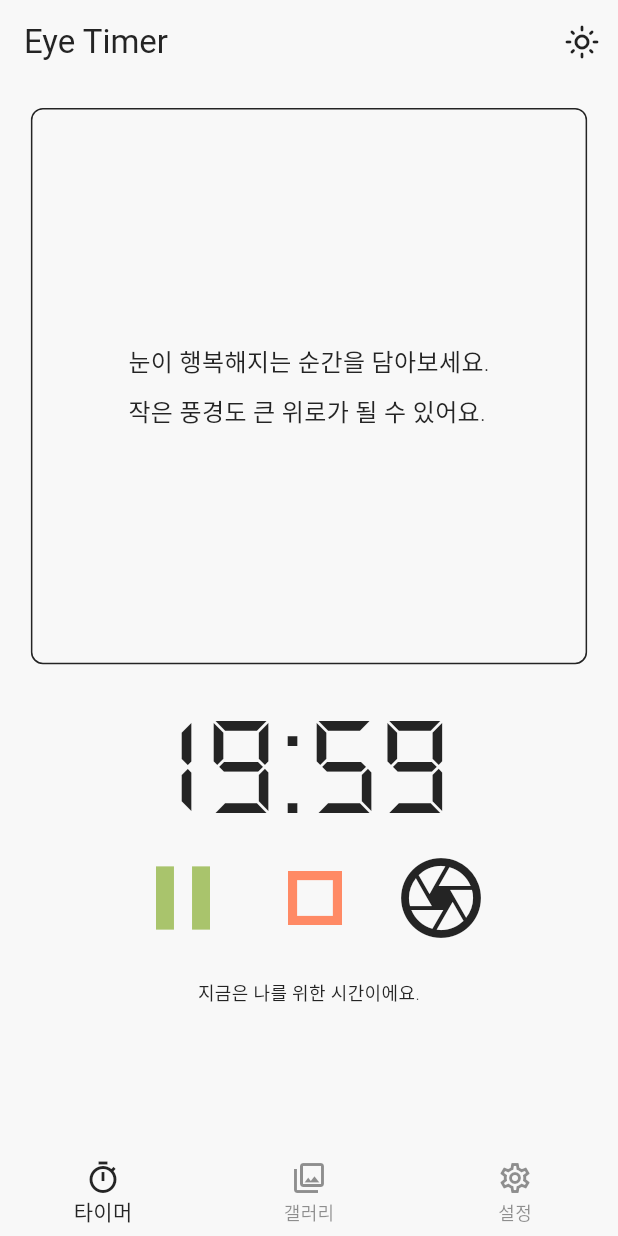
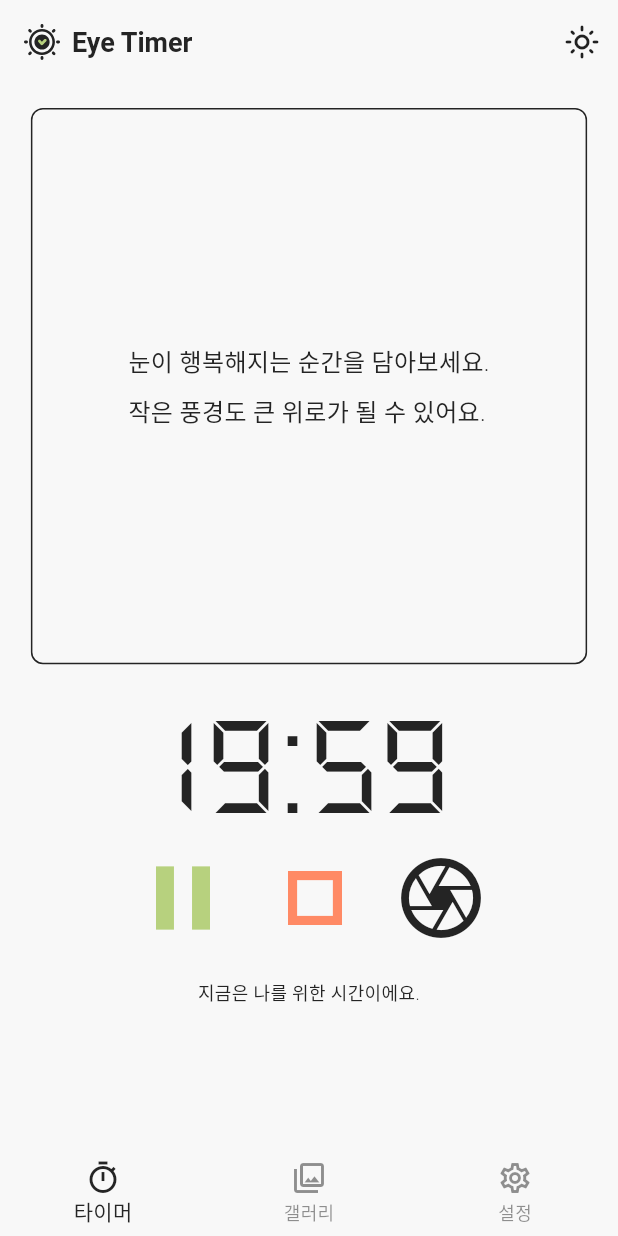
Before and after one commit to JungSeunghun/eyetimer, a Flutter app: the screen it shows after launch, after a tap on the "play arrow" icon, on a phone screen of 412 x 824 dp. Run offline on Flutter 3.47's test engine with Material 3 defaults, Android fonts, the phone set to English and light mode, and no system bars; our stand-ins replace flutter_local_notifications, flutter_svg, go_router, image_picker, shared_preferences, sqflite; accounts and stored records are empty; Roboto replaces fonts that are missing (KoPubWorld).

Commit message:
다크모드 및 알림

```diff
--- a/lib/components/control_buttons.dart
+++ b/lib/components/control_buttons.dart
@@ -2,16 +2,20 @@ import 'package:flutter/material.dart';
 
 class ControlButtons extends StatelessWidget {
   final bool isRunning;
-  final VoidCallback onPlayPause;
-  final VoidCallback onStop;
-  final VoidCallback onTakePhoto;
+  final bool isPaused;
+  final VoidCallback onPlay; // 시작
+  final VoidCallback onPause; // 일시 정지
+  final VoidCallback onStop; // 중지
+  final VoidCallback onTakePhoto; // 사진 찍기
   final Color primaryColor;
   final Color textColor;
   final double buttonIconSize;
 
   const ControlButtons({
     required this.isRunning,
-    required this.onPlayPause,
+    required this.isPaused,
+    required this.onPlay,
+    required this.onPause,
     required this.onStop,
     required this.onTakePhoto,
     required this.primaryColor,
@@ -22,26 +26,30 @@ class ControlButtons extends StatelessWidget {
   @override
   Widget build(BuildContext context) {
     return Transform.translate(
-      offset: Offset(0, -25),
+      offset: const Offset(0, -25),
       child: Row(
         mainAxisAlignment: MainAxisAlignment.center,
         children: [
           IconButton(
             icon: Icon(
-              isRunning ? Icons.pause_outlined : Icons.play_arrow_outlined,
+              isRunning
+                  ? (isPaused ? Icons.play_arrow_outlined : Icons.pause_outlined)
+                  : Icons.play_arrow_outlined,
               size: buttonIconSize,
             ),
-            onPressed: onPlayPause,
+            onPressed: isRunning
+                ? (isPaused ? onPlay : onPause)
+                : onPlay, // 시작, 일시 정지, 재개 동작 설정
             color: primaryColor,
           ),
           IconButton(
             icon: Icon(Icons.stop_outlined, size: buttonIconSize),
-            onPressed: onStop,
+            onPressed: onStop, // 중지
             color: Colors.deepOrange.shade300,
           ),
           IconButton(
             icon: Icon(Icons.camera_outlined, size: buttonIconSize - 8),
-            onPressed: onTakePhoto,
+            onPressed: onTakePhoto, // 사진 찍기
             color: textColor,
           ),
         ],
--- a/lib/components/custom_app_bar.dart
+++ b/lib/components/custom_app_bar.dart
@@ -1,24 +1,54 @@
 import 'package:flutter/material.dart';
+import 'package:flutter_svg/flutter_svg.dart';
 import 'package:provider/provider.dart';
 import '../dark_mode_notifier.dart';
 
 class CustomAppBar extends StatelessWidget implements PreferredSizeWidget {
-  final String title;
-
-  CustomAppBar({required this.title});
-
   @override
   Size get preferredSize => Size.fromHeight(kToolbarHeight);
 
   @override
   Widget build(BuildContext context) {
     final darkModeNotifier = Provider.of<DarkModeNotifier>(context);
+    final theme = Theme.of(context);
+    final textColor = theme.textTheme.bodyMedium?.color ?? Colors.black;
+    final primaryColor = theme.primaryColor;
 
     return AppBar(
-      title: Text(title),
+      title: AnimatedSwitcher(
+        duration: const Duration(milliseconds: 300), // 애니메이션 지속 시간
+        transitionBuilder: (child, animation) {
+          return FadeTransition(
+            opacity: animation, // 페이드 효과
+            child: ScaleTransition(scale: animation, child: child), // 스케일 효과 추가
+          );
+        },
+        child: Row(
+          children: [
+            SvgPicture.asset(
+              darkModeNotifier.isDarkMode
+                  ? 'assets/logos/logo_dark.svg'
+                  : 'assets/logos/logo_light.svg',
+              height: 24, // 로고 높이 설정
+              fit: BoxFit.contain, // 로고 크기 맞춤
+              key: ValueKey(darkModeNotifier.isDarkMode), // 상태에 따른 고유 키 설정
+            ),
+            const SizedBox(width: 8), // 로고와 텍스트 간 간격
+            Text(
+              'Eye Timer',
+              style: TextStyle(
+                fontSize: 18, // 텍스트 크기
+                fontWeight: FontWeight.w600, // 텍스트 굵기
+                color: textColor, // 다크모드에 따른 텍스트 색상
+              ),
+            ),
+          ],
+        ),
+      ),
+      centerTitle: false, // 로고와 텍스트를 중앙에 배치
       actions: [
         AnimatedSwitcher(
-          duration: const Duration(milliseconds: 200),
+          duration: const Duration(milliseconds: 300),
           transitionBuilder: (child, animation) {
             return ScaleTransition(
               scale: animation,
--- a/lib/constants/colors.dart
+++ b/lib/constants/colors.dart
@@ -2,12 +2,12 @@ import 'package:flutter/material.dart';
 
 class AppColors {
   // Light Mode Colors
-  static const Color lightPrimary = Color(0xFFA9C46C); // 연두색
+  static const Color lightPrimary = Color(0xFFB7D17E); // 연두색
   static const Color lightBackground = Color(0xFFF8F8F8); // 흰색
   static const Color lightText = Color(0xFF242424); // 검정 텍스트
 
   // Dark Mode Colors
-  static const Color darkPrimary = Color(0xFFA9C46C); // 연두색
+  static const Color darkPrimary = Color(0xFFB7D17E); // 연두색
   static const Color darkBackground = Color(0xFF242424); // 검정색
   static const Color darkText = Color(0xFFF8F8F8); // 흰색 텍스트
 }
--- a/lib/layouts/main_layout.dart
+++ b/lib/layouts/main_layout.dart
@@ -1,3 +1,4 @@
+import 'package:eyetimer/components/custom_app_bar.dart';
 import 'package:eyetimer/screens/settings_screen.dart';
 import 'package:flutter/material.dart';
 import '../components/custom_bottom_navigation_bar.dart';
@@ -29,6 +30,7 @@ class _MainLayoutState extends State<MainLayout> {
   @override
   Widget build(BuildContext context) {
     return Scaffold(
+      appBar: CustomAppBar(),
       body: IndexedStack(
         index: _selectedIndex,
         children: _screens,
--- a/lib/screens/gallery_screen.dart
+++ b/lib/screens/gallery_screen.dart
@@ -58,9 +58,6 @@ class _GalleryScreenState extends State<GalleryScreen> {
       ..sort((a, b) => b.compareTo(a)); // 최신순으로 정렬
 
     return Scaffold(
-      appBar: CustomAppBar(
-        title: '갤러리',
-      ),
       body: isLoading
           ? Center(child: CircularProgressIndicator())
           : groupedPhotos.isEmpty
--- a/lib/screens/home_screen.dart
+++ b/lib/screens/home_screen.dart
@@ -27,6 +27,10 @@ class _HomeScreenState extends State<HomeScreen> {
   final String noPhotosMessage = '눈이 행복해지는 순간을 담아보세요.\n작은 풍경도 큰 위로가 될 수 있어요.';
   final String beforeStartText =
       '20-20-20 법칙은 20분 집중 후\n20초 동안 먼 곳을 바라보며\n눈의 피로를 줄이는 방법이에요.';
+
+  static const String focusTitle = '집중 시간';
+  static const String breakTitle = '쉬는 시간';
+
   final double sliderSizeFactor = 0.9;
   final double buttonIconSize = 72.0;
 
@@ -34,6 +38,7 @@ class _HomeScreenState extends State<HomeScreen> {
   Duration breakDuration = Duration(minutes: 5);
   Duration currentDuration = Duration(minutes: 20);
   bool isRunning = false;
+  bool isPaused = false;
   bool isFocusMode = true;
   Timer? timer;
 
@@ -79,18 +84,6 @@ class _HomeScreenState extends State<HomeScreen> {
     );
 
     _notificationsPlugin.initialize(initializationSettings);
-  }
-
-  Future<void> _showNotification(String title, String body) async {
-    const androidDetails = AndroidNotificationDetails(
-      'timer_channel',
-      'Timer Notifications',
-      importance: Importance.max,
-      priority: Priority.high,
-    );
-    const notificationDetails = NotificationDetails(android: androidDetails);
-
-    await _notificationsPlugin.show(0, title, body, notificationDetails);
   }
 
   Future<void> _loadTodayPhotos() async {
@@ -140,18 +133,18 @@ class _HomeScreenState extends State<HomeScreen> {
   }
 
   void startTimer() {
-    if (isRunning) return;
+    if (isRunning && !isPaused) return;
 
     setState(() {
       isRunning = true;
-      currentDuration = focusDuration; // 타이머 초기화
-      isFocusMode = true; // 집중 모드로 시작
+      isPaused = false;
     });
 
-    // 시작 알림
+    // 타이머 시작 알림 (소리 있음)
     _showNotification(
-      '집중 시간 시작',
-      '다시 집중하세요! 남은 시간: ${currentDuration.inMinutes}분',
+      title: focusTitle,
+      body: _getNotificationMessage(isFocusMode, currentDuration),
+      silent: false, // 소리 있음
     );
 
     // 타이머 시작
@@ -159,28 +152,50 @@ class _HomeScreenState extends State<HomeScreen> {
       setState(() {
         if (currentDuration > const Duration(seconds: 0)) {
           currentDuration -= const Duration(seconds: 1);
+
+          // 타이머 진행 중 알림 업데이트 (무음)
+          _showNotification(
+            title: isFocusMode ? focusTitle : breakTitle,
+            body: _getNotificationMessage(isFocusMode, currentDuration),
+            silent: true, // 무음 알림
+          );
         } else {
           // 모드 전환
           isFocusMode = !isFocusMode;
           currentDuration = isFocusMode ? focusDuration : breakDuration;
 
-          // 모드 전환 시 알림
+          // 모드 전환 알림 (소리 있음)
           _showNotification(
-            isFocusMode ? '집중 시간 시작' : '쉬는 시간 시작',
-            isFocusMode
-                ? '다시 집중하세요! 남은 시간: ${currentDuration.inMinutes}분'
-                : '눈을 쉬게 하세요! 남은 시간: ${currentDuration.inMinutes}분',
+            title: isFocusMode ? focusTitle : breakTitle,
+            body: _getNotificationMessage(isFocusMode, currentDuration),
+            silent: false, // 소리 있음
           );
         }
       });
     });
   }
 
+  // 알림 메시지 생성 함수
+  String _getNotificationMessage(bool isFocusMode, Duration duration) {
+    final minutes = duration.inMinutes;
+    final seconds = duration.inSeconds % 60;
+
+    if (isFocusMode) {
+      return seconds > 0
+          ? '$minutes분 $seconds초 뒤, 눈이 편안해질 수 있도록 알려드릴게요.'
+          : '$minutes분 뒤, 눈이 편안해질 수 있도록 알려드릴게요.';
+    } else {
+      return seconds > 0
+          ? '$minutes분 $seconds초 동안 창밖을 바라보며 마음과 눈에 휴식을 선물하세요.'
+          : '$minutes분 동안 창밖을 바라보며 마음과 눈에 휴식을 선물하세요.';
+    }
+  }
+
   void pauseTimer() {
     if (!isRunning) return;
 
     setState(() {
-      isRunning = false;
+      isPaused = true;
     });
 
     timer?.cancel();
@@ -189,11 +204,49 @@ class _HomeScreenState extends State<HomeScreen> {
   void stopTimer() {
     setState(() {
       isRunning = false;
-      currentDuration = isFocusMode ? focusDuration : breakDuration; // 현재 모드의 기본 시간으로 초기화
+      isPaused = false;
+      isFocusMode = true;
+      currentDuration = focusDuration; // 초기화
     });
 
-    timer?.cancel(); // 타이머 취소
-    _notificationsPlugin.cancelAll(); // 모든 알림 취소
+    timer?.cancel();
+    _notificationsPlugin.cancelAll();
+  }
+
+  Future<void> _showNotification({
+    required String title,
+    required String body,
+    bool silent = false, // 기본값은 무음 알림
+  }) async {
+    final androidDetails = AndroidNotificationDetails(
+      'timer_channel',
+      'Timer Notifications',
+      importance: Importance.max,
+      priority: Priority.high,
+      ongoing: true, // 알림 고정
+      showWhen: false, // 시간 표시 제거
+      silent: silent, // 소리 설정
+    );
+
+    // iOS 알림 설정
+    final iOSDetails = DarwinNotificationDetails(
+      presentAlert: true, // 알림 표시
+      presentBadge: true, // 배지 업데이트
+      presentSound: !silent, // 소리 설정
+    );
+
+    // 공통 알림 설정
+    final notificationDetails = NotificationDetails(
+      android: androidDetails,
+      iOS: iOSDetails,
+    );
+
+    await _notificationsPlugin.show(
+      0, // 알림 ID 고정
+      title,
+      body,
+      notificationDetails,
+    );
   }
 
   @override
@@ -203,9 +256,6 @@ class _HomeScreenState extends State<HomeScreen> {
     final primaryColor = theme.primaryColor;
 
     return Scaffold(
-      appBar: CustomAppBar(
-        title: 'Eye Timer',
-      ),
       body: SingleChildScrollView(
         child: Padding(
           padding: const EdgeInsets.all(16.0),
@@ -238,10 +288,12 @@ class _HomeScreenState extends State<HomeScreen> {
                   ),
                   ControlButtons(
                     isRunning: isRunning,
-                    onPlayPause: isRunning ? pauseTimer : startTimer,
+                    isPaused: isPaused,
+                    onPlay: startTimer,
+                    onPause: pauseTimer,
                     onStop: stopTimer,
                     onTakePhoto: takePhoto,
-                    primaryColor: primaryColor,
+                    primaryColor: theme.primaryColor,
                     textColor: textColor,
                     buttonIconSize: buttonIconSize,
                   ),
--- a/pubspec.yaml
+++ b/pubspec.yaml
@@ -42,8 +42,8 @@ dependencies:
   go_router: ^14.7.1
   sqflite: ^2.4.1
   path_provider: ^2.1.5
-#  background_fetch: ^1.3.7
   provider: ^6.1.2
+  flutter_svg: ^2.0.17
 
 dev_dependencies:
   flutter_test:
@@ -70,6 +70,7 @@ flutter:
   assets:
     - assets/images/
     - assets/fonts/
+    - assets/logos/
   # To add assets to your application, add an assets section, like this:
   # assets:
   #   - images/a_dot_burr.jpeg
```
Also changed, not shown: assets/logos/logo_dark.svg (added), assets/logos/logo_light.svg (added), pubspec.lock.
